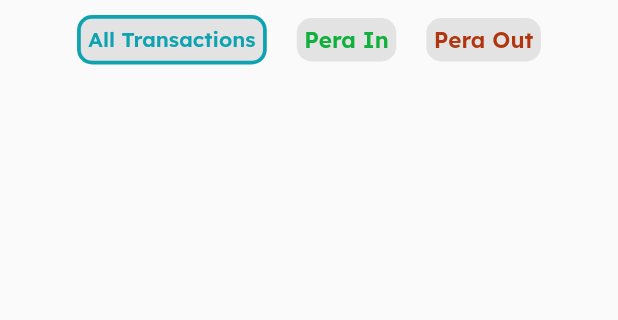
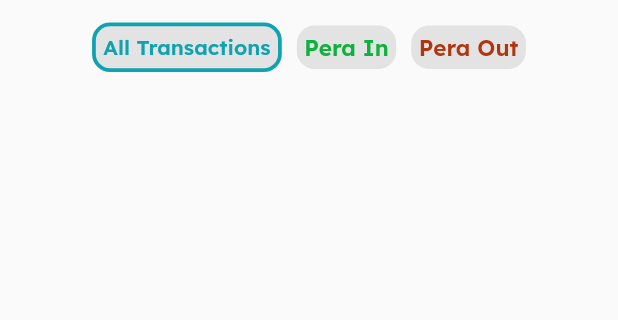
Before and after one commit to ayzabelled/cc206-Peraplan, a Flutter app: the screen it shows after launch, on a phone screen of 412 x 824 dp, the part 150-470 px from its top. Run offline on Flutter 3.47's test engine with Material 2 defaults, Android fonts, the phone set to English and light mode, and no system bars; our stand-ins replace google_fonts.

Commit message:
added and edited layout widgets

```diff
--- a/lib/features/Transactions_Screen.dart
+++ b/lib/features/Transactions_Screen.dart
@@ -35,11 +35,11 @@ class _TransactionsScreenState extends State<TransactionsScreen> {
               ),
             ],
           ),
+          const SizedBox(height: 10),
           Center(
             // Center the buttons
             child: Row(
-              mainAxisAlignment:
-                  MainAxisAlignment.center, // Center the buttons horizontally
+              mainAxisAlignment: MainAxisAlignment.center,
               children: [
                 _buildButton(context, 'All Transactions', tCat, text),
                 _buildButton(context, 'Pera In', tIn, green),
@@ -62,20 +62,21 @@ class _TransactionsScreenState extends State<TransactionsScreen> {
           selectedButton = label;
         });
         if (label == 'All Transactions') {
+          // Show all transaction history
         } else if (label == 'Pera In') {
-          // Handle 'Pera In' button tap
+          // Show only Pera In transaction history
         } else if (label == 'Pera Out') {
-          // Handle 'Pera Out' button tap
+          // Show only Pera Out transaction history
         }
       },
       child: Container(
-        margin: const EdgeInsets.all(10),
+        margin: const EdgeInsets.all(5),
         padding: const EdgeInsets.all(5),
         decoration: BoxDecoration(
           shape: BoxShape.rectangle, // Make the container rectangular
           border:
               isSelected ? Border.all(width: 2.5, color: borderColor) : null,
-          borderRadius: BorderRadius.circular(10),
+          borderRadius: BorderRadius.circular(12),
           color: gray, // Background color
         ),
         child: Text(
```
